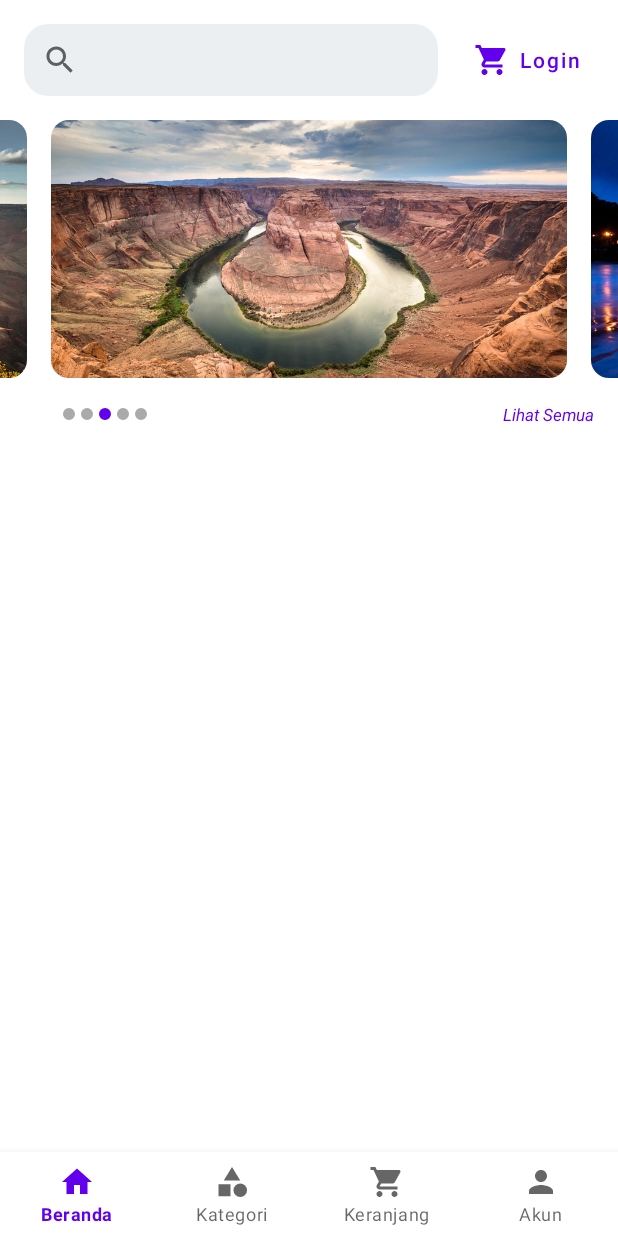
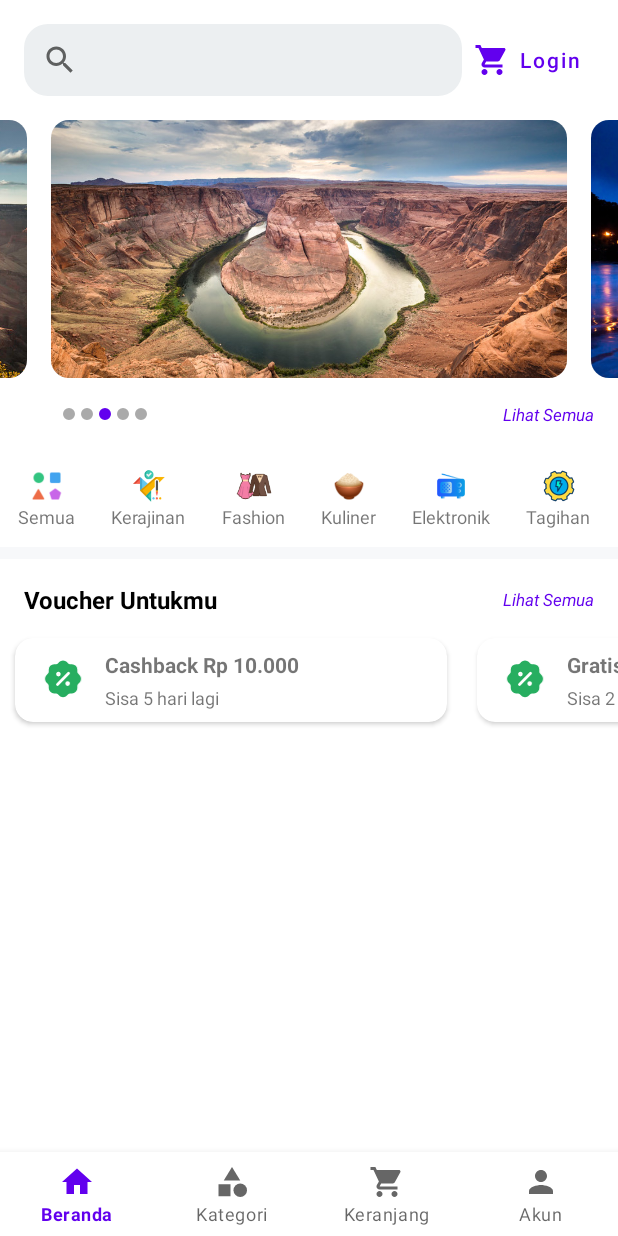
Before and after one commit to sampurnoaji/android-ecommerce-customer, an Android app: the screen it shows after launch (MainActivity), on a phone screen of 412 x 824 dp. Run offline under Robolectric (Android 15) with nearby library versions, the phone set to English and light mode, and no system bars; our stand-ins replace Dagger/Hilt's generated code.

Commit message:
category & voucher

```diff
--- /dev/null
+++ b/app/src/main/java/id/io/android/olebsai/domain/model/category/Category.kt
@@ -0,0 +1,6 @@
+package id.io.android.olebsai.domain.model.category
+
+data class Category(
+    val id: Int,
+    val type: CategoryType,
+)
--- /dev/null
+++ b/app/src/main/java/id/io/android/olebsai/domain/model/category/CategoryType.kt
@@ -0,0 +1,12 @@
+package id.io.android.olebsai.domain.model.category
+
+import id.io.android.olebsai.R
+
+enum class CategoryType(val stringRes: Int, val imageRes: Int) {
+    ALL(R.string.category_all, R.drawable.ic_diversity),
+    CRAFT(R.string.category_craft, R.drawable.ic_craft),
+    FASHION(R.string.category_fashion, R.drawable.ic_fashion),
+    CULINARY(R.string.category_culinary, R.drawable.ic_culinary),
+    ELECTRONIC(R.string.category_electronic, R.drawable.ic_electronic),
+    TOPUP(R.string.category_topup, R.drawable.ic_electricity)
+}
--- /dev/null
+++ b/app/src/main/java/id/io/android/olebsai/domain/model/voucher/Voucher.kt
@@ -0,0 +1,7 @@
+package id.io.android.olebsai.domain.model.voucher
+
+data class Voucher(
+    val id: Int,
+    val name: String,
+    val desc: String
+)
--- /dev/null
+++ b/app/src/main/java/id/io/android/olebsai/presentation/home/CategoryListAdapter.kt
@@ -0,0 +1,32 @@
+package id.io.android.olebsai.presentation.home
+
+import android.view.LayoutInflater
+import android.view.ViewGroup
+import androidx.recyclerview.widget.RecyclerView
+import id.io.android.olebsai.databinding.ItemCategoryBinding
+import id.io.android.olebsai.domain.model.category.Category
+
+class CategoryListAdapter(private val categories: List<Category>) :
+    RecyclerView.Adapter<CategoryListAdapter.ContentViewHolder>() {
+    override fun onCreateViewHolder(parent: ViewGroup, viewType: Int): ContentViewHolder {
+        val inflater = LayoutInflater.from(parent.context)
+        val binding = ItemCategoryBinding.inflate(inflater, parent, false)
+        return ContentViewHolder(binding)
+    }
+
+    override fun onBindViewHolder(holder: ContentViewHolder, position: Int) {
+        holder.bind(categories[position])
+    }
+
+    override fun getItemCount(): Int {
+        return categories.size
+    }
+
+    class ContentViewHolder(private val binding: ItemCategoryBinding) :
+        RecyclerView.ViewHolder(binding.root) {
+        fun bind(category: Category) {
+            binding.imgCategory.setImageResource(category.type.imageRes)
+            binding.tvName.text = binding.root.context.getString(category.type.stringRes)
+        }
+    }
+}
--- a/app/src/main/java/id/io/android/olebsai/presentation/home/HomeFragment.kt
+++ b/app/src/main/java/id/io/android/olebsai/presentation/home/HomeFragment.kt
@@ -6,12 +6,14 @@ import android.view.View
 import androidx.core.view.isVisible
 import androidx.fragment.app.viewModels
 import androidx.lifecycle.lifecycleScope
+import androidx.recyclerview.widget.LinearLayoutManager
 import androidx.viewpager2.widget.MarginPageTransformer
 import androidx.viewpager2.widget.ViewPager2
 import com.google.android.material.tabs.TabLayoutMediator
 import id.io.android.olebsai.R
 import id.io.android.olebsai.core.BaseFragment
 import id.io.android.olebsai.databinding.FragmentHomeBinding
+import id.io.android.olebsai.domain.model.voucher.Voucher
 import id.io.android.olebsai.util.viewBinding
 import kotlinx.coroutines.Dispatchers
 import kotlinx.coroutines.Job
@@ -28,6 +30,8 @@ class HomeFragment : BaseFragment<FragmentHomeBinding, HomeViewModel>(R.layout.f
     override fun onViewCreated(view: View, savedInstanceState: Bundle?) {
         super.onViewCreated(view, savedInstanceState)
         setupBannerCarousel(vm.images)
+        setupCategoryList()
+        setupVoucherList()
     }
 
     private fun setupBannerCarousel(images: List<Int>) {
@@ -61,6 +65,22 @@ class HomeFragment : BaseFragment<FragmentHomeBinding, HomeViewModel>(R.layout.f
         }
     }
 
+    private fun setupCategoryList() {
+        binding.rvCategory.apply {
+            adapter = CategoryListAdapter(vm.categories)
+            layoutManager =
+                LinearLayoutManager(requireContext(), LinearLayoutManager.HORIZONTAL, false)
+        }
+    }
+
+    private fun setupVoucherList() {
+        binding.rvVoucher.apply {
+            adapter = VoucherListAdapter(vm.vouchers)
+            layoutManager =
+                LinearLayoutManager(requireContext(), LinearLayoutManager.HORIZONTAL, false)
+        }
+    }
+
     private fun Int.dpToPx(displayMetrics: DisplayMetrics): Int =
         (this * displayMetrics.density).toInt()
 
--- a/app/src/main/java/id/io/android/olebsai/presentation/home/HomeViewModel.kt
+++ b/app/src/main/java/id/io/android/olebsai/presentation/home/HomeViewModel.kt
@@ -3,6 +3,9 @@ package id.io.android.olebsai.presentation.home
 import androidx.lifecycle.ViewModel
 import dagger.hilt.android.lifecycle.HiltViewModel
 import id.io.android.olebsai.R
+import id.io.android.olebsai.domain.model.category.Category
+import id.io.android.olebsai.domain.model.category.CategoryType
+import id.io.android.olebsai.domain.model.voucher.Voucher
 import javax.inject.Inject
 
 @HiltViewModel
@@ -15,4 +18,18 @@ class HomeViewModel @Inject constructor() : ViewModel() {
         R.drawable.muir_beach,
         R.drawable.rainbow_falls,
     )
+
+    val categories = listOf(
+        Category(id = 1, CategoryType.ALL),
+        Category(id = 1, CategoryType.CRAFT),
+        Category(id = 1, CategoryType.FASHION),
+        Category(id = 1, CategoryType.CULINARY),
+        Category(id = 1, CategoryType.ELECTRONIC),
+        Category(id = 1, CategoryType.TOPUP),
+    )
+
+    val vouchers = listOf(
+        Voucher(id = 1, name = "Cashback Rp 10.000", desc = "Sisa 5 hari lagi"),
+        Voucher(id = 1, name = "Gratis Ongkir", desc = "Sisa 2 hari lagi"),
+    )
 }
--- /dev/null
+++ b/app/src/main/java/id/io/android/olebsai/presentation/home/VoucherListAdapter.kt
@@ -0,0 +1,32 @@
+package id.io.android.olebsai.presentation.home
+
+import android.view.LayoutInflater
+import android.view.ViewGroup
+import androidx.recyclerview.widget.RecyclerView
+import id.io.android.olebsai.databinding.ItemVoucherBinding
+import id.io.android.olebsai.domain.model.voucher.Voucher
+
+class VoucherListAdapter(private val vouchers: List<Voucher>) :
+    RecyclerView.Adapter<VoucherListAdapter.ContentViewHolder>() {
+    override fun onCreateViewHolder(parent: ViewGroup, viewType: Int): ContentViewHolder {
+        val inflater = LayoutInflater.from(parent.context)
+        val binding = ItemVoucherBinding.inflate(inflater, parent, false)
+        return ContentViewHolder(binding)
+    }
+
+    override fun onBindViewHolder(holder: ContentViewHolder, position: Int) {
+        holder.bind(vouchers[position])
+    }
+
+    override fun getItemCount(): Int {
+        return vouchers.size
+    }
+
+    class ContentViewHolder(private val binding: ItemVoucherBinding) :
+        RecyclerView.ViewHolder(binding.root) {
+        fun bind(voucher: Voucher) {
+            binding.tvName.text = voucher.name
+            binding.tvDesc.text = voucher.desc
+        }
+    }
+}
--- /dev/null
+++ b/app/src/main/res/drawable/ic_discount.xml
@@ -0,0 +1,40 @@
+<vector xmlns:android="http://schemas.android.com/apk/res/android"
+    android:width="16dp"
+    android:height="17dp"
+    android:viewportWidth="16"
+    android:viewportHeight="17">
+    <path
+        android:fillColor="#27AE60"
+        android:pathData="M3.333,4.882C3.333,4.493 3.488,4.12 3.763,3.845C4.038,3.57 4.411,3.416 4.8,3.416H5.467C5.854,3.415 6.225,3.262 6.5,2.989L6.967,2.522C7.103,2.385 7.265,2.276 7.444,2.202C7.622,2.128 7.813,2.09 8.007,2.09C8.2,2.09 8.391,2.128 8.57,2.202C8.748,2.276 8.91,2.385 9.047,2.522L9.513,2.989C9.788,3.262 10.159,3.415 10.547,3.416H11.213C11.602,3.416 11.975,3.57 12.25,3.845C12.526,4.12 12.68,4.493 12.68,4.882V5.549C12.68,5.936 12.834,6.308 13.107,6.582L13.573,7.049C13.71,7.185 13.819,7.347 13.893,7.526C13.968,7.704 14.006,7.896 14.006,8.089C14.006,8.282 13.968,8.474 13.893,8.652C13.819,8.831 13.71,8.993 13.573,9.129L13.107,9.596C12.834,9.87 12.68,10.242 12.68,10.629V11.296C12.68,11.685 12.526,12.058 12.25,12.333C11.975,12.608 11.602,12.762 11.213,12.762H10.547C10.159,12.763 9.788,12.916 9.513,13.189L9.047,13.656C8.91,13.793 8.748,13.901 8.57,13.976C8.391,14.05 8.2,14.088 8.007,14.088C7.813,14.088 7.622,14.05 7.444,13.976C7.265,13.901 7.103,13.793 6.967,13.656L6.5,13.189C6.225,12.916 5.854,12.763 5.467,12.762H4.8C4.411,12.762 4.038,12.608 3.763,12.333C3.488,12.058 3.333,11.685 3.333,11.296V10.629C3.333,10.242 3.18,9.87 2.907,9.596L2.44,9.129C2.303,8.993 2.194,8.831 2.12,8.652C2.046,8.474 2.008,8.282 2.008,8.089C2.008,7.896 2.046,7.704 2.12,7.526C2.194,7.347 2.303,7.185 2.44,7.049L2.907,6.582C3.18,6.308 3.333,5.936 3.333,5.549V4.882Z" />
+    <path
+        android:fillColor="#00000000"
+        android:pathData="M3.333,4.882C3.333,4.493 3.488,4.12 3.763,3.845C4.038,3.57 4.411,3.416 4.8,3.416H5.467C5.854,3.415 6.225,3.262 6.5,2.989L6.967,2.522C7.103,2.385 7.265,2.276 7.444,2.202C7.622,2.128 7.813,2.09 8.007,2.09C8.2,2.09 8.391,2.128 8.57,2.202C8.748,2.276 8.91,2.385 9.047,2.522L9.513,2.989C9.788,3.262 10.159,3.415 10.547,3.416H11.213C11.602,3.416 11.975,3.57 12.25,3.845C12.526,4.12 12.68,4.493 12.68,4.882V5.549C12.68,5.936 12.834,6.308 13.107,6.582L13.573,7.049C13.71,7.185 13.819,7.347 13.893,7.526C13.968,7.704 14.006,7.896 14.006,8.089C14.006,8.282 13.968,8.474 13.893,8.652C13.819,8.831 13.71,8.993 13.573,9.129L13.107,9.596C12.834,9.87 12.68,10.242 12.68,10.629V11.296C12.68,11.685 12.526,12.058 12.25,12.333C11.975,12.608 11.602,12.762 11.213,12.762H10.547C10.159,12.763 9.788,12.916 9.513,13.189L9.047,13.656C8.91,13.793 8.748,13.901 8.57,13.976C8.391,14.05 8.2,14.088 8.007,14.088C7.813,14.088 7.622,14.05 7.444,13.976C7.265,13.901 7.103,13.793 6.967,13.656L6.5,13.189C6.225,12.916 5.854,12.763 5.467,12.762H4.8C4.411,12.762 4.038,12.608 3.763,12.333C3.488,12.058 3.333,11.685 3.333,11.296V10.629C3.333,10.242 3.18,9.87 2.907,9.596L2.44,9.129C2.303,8.993 2.194,8.831 2.12,8.652C2.046,8.474 2.008,8.282 2.008,8.089C2.008,7.896 2.046,7.704 2.12,7.526C2.194,7.347 2.303,7.185 2.44,7.049L2.907,6.582C3.18,6.308 3.333,5.936 3.333,5.549V4.882"
+        android:strokeWidth="1"
+        android:strokeColor="#27AE60"
+        android:strokeLineCap="round"
+        android:strokeLineJoin="round" />
+    <path
+        android:fillColor="#ffffff"
+        android:pathData="M6,10.082L10,6.082L6,10.082Z" />
+    <path
+        android:fillColor="#00000000"
+        android:pathData="M6,10.082L10,6.082"
+        android:strokeWidth="1"
+        android:strokeColor="#ffffff"
+        android:strokeLineCap="round"
+        android:strokeLineJoin="round" />
+    <path
+        android:fillColor="#ffffff"
+        android:pathData="M6.333,6.749C6.517,6.749 6.667,6.599 6.667,6.415C6.667,6.231 6.517,6.082 6.333,6.082C6.149,6.082 6,6.231 6,6.415C6,6.599 6.149,6.749 6.333,6.749Z"
+        android:strokeWidth="1"
+        android:strokeColor="#ffffff"
+        android:strokeLineCap="round"
+        android:strokeLineJoin="round" />
+    <path
+        android:fillColor="#ffffff"
+        android:pathData="M9.667,10.083C9.851,10.083 10,9.933 10,9.749C10,9.565 9.851,9.416 9.667,9.416C9.483,9.416 9.333,9.565 9.333,9.749C9.333,9.933 9.483,10.083 9.667,10.083Z"
+        android:strokeWidth="1"
+        android:strokeColor="#ffffff"
+        android:strokeLineCap="round"
+        android:strokeLineJoin="round" />
+</vector>
--- a/app/src/main/res/layout/fragment_home.xml
+++ b/app/src/main/res/layout/fragment_home.xml
@@ -4,29 +4,37 @@
     xmlns:tools="http://schemas.android.com/tools"
     android:layout_width="match_parent"
     android:layout_height="match_parent"
-    android:background="@color/white"
     tools:context=".presentation.home.HomeFragment">
 
+    <LinearLayout
+        android:layout_width="match_parent"
+        android:layout_height="match_parent"
+        android:background="@color/background"
+        android:orientation="vertical">
+
         <androidx.constraintlayout.widget.ConstraintLayout
+            android:id="@+id/sectionSearch"
             android:layout_width="match_parent"
-        android:layout_height="match_parent">
+            android:layout_height="wrap_content"
+            android:background="@color/white"
+            android:paddingHorizontal="16dp"
+            android:paddingVertical="16dp">
 
             <androidx.appcompat.widget.SearchView
                 android:id="@+id/searchView"
                 android:layout_width="0dp"
                 android:layout_height="wrap_content"
-            android:layout_margin="16dp"
                 android:background="@drawable/border_corner_8"
                 app:layout_constraintEnd_toStartOf="@+id/btnLogin"
                 app:layout_constraintStart_toStartOf="parent"
-            app:layout_constraintTop_toTopOf="parent" />
+                app:layout_constraintTop_toTopOf="parent"
+                app:queryHint="Cari barang di sini.." />
 
             <com.google.android.material.button.MaterialButton
                 android:id="@+id/btnLogin"
                 style="@style/Widget.MaterialComponents.Button.TextButton"
                 android:layout_width="wrap_content"
                 android:layout_height="wrap_content"
-            android:layout_marginEnd="16dp"
                 android:insetLeft="0dp"
                 android:insetTop="0dp"
                 android:insetRight="0dp"
@@ -37,17 +45,23 @@
                 app:layout_constraintBottom_toBottomOf="@id/searchView"
                 app:layout_constraintEnd_toEndOf="parent"
                 app:layout_constraintTop_toTopOf="@id/searchView" />
+        </androidx.constraintlayout.widget.ConstraintLayout>
+
+        <androidx.constraintlayout.widget.ConstraintLayout
+            android:id="@+id/sectionBanner"
+            android:layout_width="match_parent"
+            android:layout_height="wrap_content"
+            android:background="@color/white">
 
             <androidx.viewpager2.widget.ViewPager2
                 android:id="@+id/vpBanner"
                 android:layout_width="match_parent"
                 android:layout_height="wrap_content"
-            android:layout_marginTop="16dp"
                 android:clipChildren="false"
                 android:clipToPadding="false"
                 android:paddingStart="24dp"
                 android:paddingEnd="24dp"
-            app:layout_constraintTop_toBottomOf="@id/searchView" />
+                app:layout_constraintTop_toTopOf="parent" />
 
             <com.google.android.material.tabs.TabLayout
                 android:id="@+id/dotBanner"
@@ -73,6 +87,57 @@
                 app:layout_constraintBottom_toBottomOf="@id/dotBanner"
                 app:layout_constraintEnd_toEndOf="parent"
                 app:layout_constraintTop_toTopOf="@+id/dotBanner" />
+        </androidx.constraintlayout.widget.ConstraintLayout>
 
+        <androidx.recyclerview.widget.RecyclerView
+            android:id="@+id/rvCategory"
+            android:layout_width="match_parent"
+            android:layout_height="wrap_content"
+            android:background="@color/white"
+            android:paddingVertical="8dp"
+            app:layout_constraintTop_toBottomOf="@+id/dotBanner"
+            tools:itemCount="1"
+            tools:listitem="@layout/item_category" />
+
+        <androidx.constraintlayout.widget.ConstraintLayout
+            android:id="@+id/sectionVoucher"
+            android:layout_width="match_parent"
+            android:layout_height="wrap_content"
+            android:layout_marginTop="8dp"
+            android:background="@color/white"
+            android:paddingVertical="16dp">
+
+            <TextView
+                android:id="@+id/labelVoucher"
+                android:layout_width="wrap_content"
+                android:layout_height="wrap_content"
+                android:layout_marginStart="16dp"
+                android:text="@string/voucher_label"
+                android:textColor="@color/black"
+                android:textSize="16sp"
+                android:textStyle="bold"
+                app:layout_constraintStart_toStartOf="parent"
+                app:layout_constraintTop_toTopOf="parent" />
+
+            <TextView
+                android:id="@+id/tvVoucherViewMore"
+                android:layout_width="wrap_content"
+                android:layout_height="wrap_content"
+                android:layout_marginEnd="16dp"
+                android:text="@string/home_view_more"
+                android:textColor="?colorPrimary"
+                android:textSize="11sp"
+                android:textStyle="italic"
+                app:layout_constraintBottom_toBottomOf="@id/labelVoucher"
+                app:layout_constraintEnd_toEndOf="parent"
+                app:layout_constraintTop_toTopOf="@+id/labelVoucher" />
+
+            <androidx.recyclerview.widget.RecyclerView
+                android:id="@+id/rvVoucher"
+                android:layout_width="match_parent"
+                android:layout_height="wrap_content"
+                android:layout_marginTop="8dp"
+                app:layout_constraintTop_toBottomOf="@+id/labelVoucher" />
         </androidx.constraintlayout.widget.ConstraintLayout>
+    </LinearLayout>
 </androidx.core.widget.NestedScrollView>
--- /dev/null
+++ b/app/src/main/res/layout/item_category.xml
@@ -0,0 +1,29 @@
+<?xml version="1.0" encoding="utf-8"?>
+<androidx.constraintlayout.widget.ConstraintLayout xmlns:android="http://schemas.android.com/apk/res/android"
+    xmlns:app="http://schemas.android.com/apk/res-auto"
+    xmlns:tools="http://schemas.android.com/tools"
+    android:layout_width="wrap_content"
+    android:layout_height="wrap_content"
+    android:layout_marginHorizontal="8dp"
+    android:padding="4dp">
+
+    <ImageView
+        android:id="@+id/imgCategory"
+        android:layout_width="24dp"
+        android:layout_height="24dp"
+        android:contentDescription="@string/category"
+        app:layout_constraintEnd_toEndOf="parent"
+        app:layout_constraintStart_toStartOf="parent"
+        app:layout_constraintTop_toTopOf="parent"
+        tools:src="@drawable/ic_craft" />
+
+    <TextView
+        android:id="@+id/tvName"
+        android:layout_width="wrap_content"
+        android:layout_height="wrap_content"
+        android:textSize="12sp"
+        app:layout_constraintEnd_toEndOf="@id/imgCategory"
+        app:layout_constraintStart_toStartOf="@+id/imgCategory"
+        app:layout_constraintTop_toBottomOf="@+id/imgCategory"
+        tools:text="@string/category" />
+</androidx.constraintlayout.widget.ConstraintLayout>
--- /dev/null
+++ b/app/src/main/res/layout/item_voucher.xml
@@ -0,0 +1,52 @@
+<?xml version="1.0" encoding="utf-8"?>
+<com.google.android.material.card.MaterialCardView xmlns:android="http://schemas.android.com/apk/res/android"
+    xmlns:app="http://schemas.android.com/apk/res-auto"
+    xmlns:tools="http://schemas.android.com/tools"
+    android:layout_width="300dp"
+    android:layout_height="wrap_content"
+    android:layout_marginStart="4dp"
+    android:layout_marginEnd="4dp"
+    app:cardCornerRadius="12dp"
+    app:cardElevation="2dp"
+    app:cardUseCompatPadding="true">
+
+    <androidx.constraintlayout.widget.ConstraintLayout
+        android:layout_width="match_parent"
+        android:layout_height="wrap_content"
+        android:paddingHorizontal="16dp"
+        android:paddingVertical="8dp">
+
+        <ImageView
+            android:id="@+id/imgIcon"
+            android:layout_width="32dp"
+            android:layout_height="32dp"
+            android:contentDescription="@string/home_voucher"
+            android:src="@drawable/ic_discount"
+            app:layout_constraintBottom_toBottomOf="parent"
+            app:layout_constraintStart_toStartOf="parent"
+            app:layout_constraintTop_toTopOf="parent" />
+
+        <TextView
+            android:id="@+id/tvName"
+            android:layout_width="0dp"
+            android:layout_height="wrap_content"
+            android:layout_marginStart="12dp"
+            android:textStyle="bold"
+            app:layout_constraintEnd_toEndOf="parent"
+            app:layout_constraintStart_toEndOf="@+id/imgIcon"
+            app:layout_constraintTop_toTopOf="parent"
+            tools:text="Hadiah CashBack hingga Rp 100.000" />
+
+        <TextView
+            android:id="@+id/tvDesc"
+            android:layout_width="0dp"
+            android:layout_height="wrap_content"
+            android:layout_marginTop="4dp"
+            android:textSize="12sp"
+            app:layout_constraintEnd_toEndOf="parent"
+            app:layout_constraintStart_toStartOf="@+id/tvName"
+            app:layout_constraintTop_toBottomOf="@+id/tvName"
+            tools:text="Sisa 5 Hari lagi" />
+
+    </androidx.constraintlayout.widget.ConstraintLayout>
+</com.google.android.material.card.MaterialCardView>
--- a/app/src/main/res/values/colors.xml
+++ b/app/src/main/res/values/colors.xml
@@ -7,4 +7,6 @@
     <color name="teal_700">#FF018786</color>
     <color name="black">#FF000000</color>
     <color name="white">#FFFFFFFF</color>
+
+    <color name="background">#f7f8fa</color>
 </resources>
--- a/app/src/main/res/values/strings.xml
+++ b/app/src/main/res/values/strings.xml
@@ -2,8 +2,19 @@
     <string name="home">Beranda</string>
     <string name="home_banner_content">Banner</string>
     <string name="home_view_more">Lihat Semua</string>
+    <string name="home_voucher">Voucher Untukmu</string>
 
     <string name="category">Kategori</string>
+    <string name="category_all">Semua</string>
+    <string name="category_craft">Kerajinan</string>
+    <string name="category_fashion">Fashion</string>
+    <string name="category_culinary">Kuliner</string>
+    <string name="category_electronic">Elektronik</string>
+    <string name="category_topup">Tagihan</string>
+
+    <string name="voucher">Voucher</string>
+    <string name="voucher_label">Voucher Untukmu</string>
+
     <string name="basket">Keranjang</string>
     <string name="account">Akun</string>
 
```
Also changed, not shown: app/src/main/res/drawable/ic_craft.png (added), app/src/main/res/drawable/ic_culinary.png (added), app/src/main/res/drawable/ic_diversity.png (added), app/src/main/res/drawable/ic_electricity.png (added), app/src/main/res/drawable/ic_electronic.png (added), app/src/main/res/drawable/ic_fashion.png (added). Lines whose indentation alone changed are shown as unchanged.
